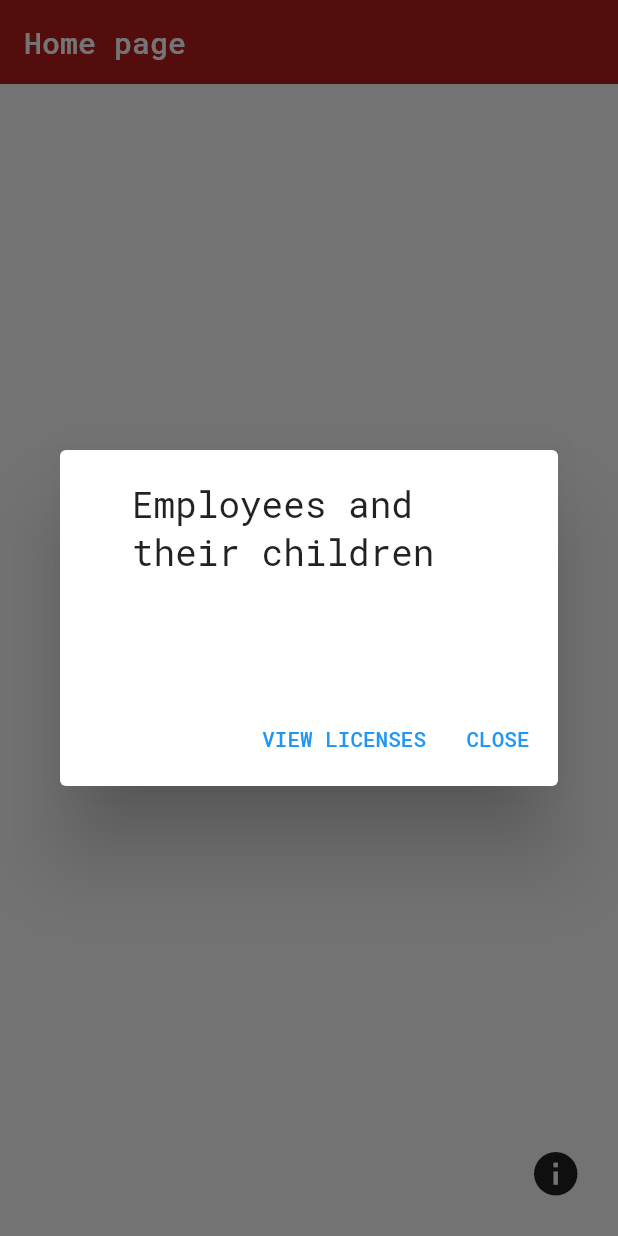
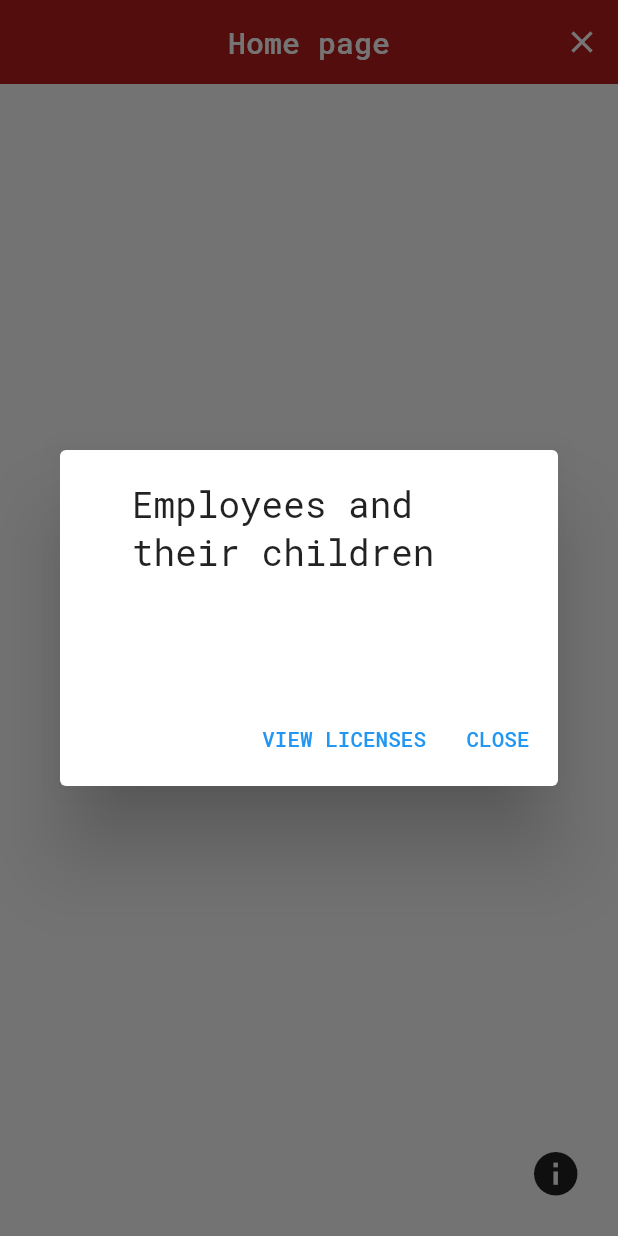
Before and after one commit to IvansPhoto/employee_children_sqflite, a Flutter app: the screen it shows after launch, after a tap on the "info" icon, on a phone screen of 412 x 824 dp. Run offline on Flutter 3.47's test engine with Material 2 defaults, Android fonts, the phone set to English and light mode, and no system bars; our stand-ins replace get_it, rxdart, sqflite; accounts and stored records are empty.

Commit message:
Added filtration.

```diff
--- a/lib/Classes.dart
+++ b/lib/Classes.dart
@@ -9,15 +9,6 @@ abstract class RouteNames {
 	static final showChild = '/ShowChild';
 	static final newChildren = '/NewChild/NewChild';
 	static final selectChildren = '/SelectChildren/SelectChildren';
-}
-
-class SelectedChildren {
-	Children child;
-	bool selected;
-
-	SelectedChildren({this.child, this.selected});
-
-	void unSelect() => selected = !selected;
 }
 
 class Employees {
@@ -35,9 +26,9 @@ class Employees {
 
 	List<Children> children;
 
-	List<int> childrenId;
+	bool isSelected;
 
-	Employees({this.id, this.name, this.surName, this.patronymic, this.birthday, this.position, this.children});
+	Employees({this.id, this.name, this.surName, this.patronymic, this.birthday, this.position, this.children, this.isSelected});
 
 	Employees.fromMap(Map<String, dynamic> employeeMap) {
 		id = employeeMap[DBColumns.id];
@@ -46,7 +37,6 @@ class Employees {
 		patronymic = employeeMap[DBColumns.patronymic];
 		birthday = DateTime.parse(employeeMap[DBColumns.birthday]);
 		position = employeeMap[DBColumns.position];
-		childrenId = employeeMap[DBColumns.childrenId];
 	}
 
 	Map<String, dynamic> toMap() {
@@ -77,7 +67,9 @@ class Children {
 
 	Employees employee;
 
-	Children({this.id, this.name, this.surName, this.patronymic, this.birthday, this.parentId});
+	bool isSelected;
+
+	Children({this.id, this.name, this.surName, this.patronymic, this.birthday, this.parentId, this.isSelected});
 
 	Children.fromMap(Map<String, dynamic> childrenMap) {
 		id = childrenMap[DBColumns.id];
--- a/lib/Support.dart
+++ b/lib/Support.dart
@@ -189,10 +189,10 @@ class ButtonAddChildrenEmployee extends StatelessWidget {
                         onPressed: () async {
                           if (forChild) {
                             number = await GeneratePersons.generateSeveralChildren(db: db, quantity: number);
-                            gStore<GlobalStore>().setChildrenToStream();
+                            gStore<GlobalStore>().getChildrenToStream();
                           } else {
                             number = await GeneratePersons.generateSeveralEmployees(db: db, quantity: number);
-                            gStore<GlobalStore>().setEmployeesToStream();
+                            gStore<GlobalStore>().getEmployeesToStream();
                           }
                           Navigator.pop(context);
                           Scaffold.of(context)
--- a/lib/SupportWidgets/ActionButtons.dart
+++ b/lib/SupportWidgets/ActionButtons.dart
@@ -26,7 +26,7 @@ class ActionButtons extends StatelessWidget {
                 Scaffold.of(context)
                   ..removeCurrentSnackBar()
                   ..showSnackBar(SnackBar(
-                    content: Text('${employee.name} ${employee.surName} ${message ?? ''}'),
+                    content: Text('${employee.name} ${employee.surName}'),
                     duration: Duration(seconds: 1),
                   ));
             }
--- a/lib/main.dart
+++ b/lib/main.dart
@@ -62,6 +62,11 @@ void main() async {
         titleTextStyle: TextStyle(color: Colors.purple, fontSize: 20),
         contentTextStyle: TextStyle(color: Colors.blueAccent, fontSize: 20),
       ),
+      buttonBarTheme: ButtonBarThemeData(
+        alignment: MainAxisAlignment.center,
+        buttonHeight: 35,
+        buttonMinWidth: 150,
+      ),
     ),
   ));
 }
--- a/lib/pages/ChildrenList.dart
+++ b/lib/pages/ChildrenList.dart
@@ -32,7 +32,7 @@ class ChildrenList extends StatelessWidget {
                           return Card(
                             elevation: 0,
                             child: ListTile(
-															title: Text('${child.surName} ${child.name}'),
+                              title: Text('${child.surName} ${child.name} ${child.patronymic}'),
                               subtitle: Text(monthFromNumber(child.birthday)),
                               trailing: child.parentId == null ? Icon(Icons.announcement) : null,
                               onTap: () async {
@@ -40,9 +40,11 @@ class ChildrenList extends StatelessWidget {
                                 gStore<GlobalStore>().setTheChild = child;
                                 //Go to the page for showing of the child and await the message 'edited' or 'deleted'.
                                 final message = await Navigator.of(context).pushNamed(RouteNames.showChild, arguments: child);
+                                if (message != null) {
                                   Scaffold.of(context)
                                     ..removeCurrentSnackBar()
                                     ..showSnackBar(SnackBar(content: Text('${child.name} ${child.surName} ${message ?? ''}')));
+                                }
                               },
                             ),
                           );
@@ -60,7 +62,7 @@ class ChildrenList extends StatelessWidget {
             child: TextFormField(
               maxLength: 50,
               decoration: const InputDecoration(hintText: 'Matches in name or surname', labelText: 'Searching', hintStyle: TextStyle(fontSize: 15)),
-							onChanged: (text) => gStore<DBProvider>().filterChildren(text),
+              onChanged: (text) => gStore<GlobalStore>().filterChildrenToStream(text),
             ),
           )
         ],
--- a/lib/pages/Index.dart
+++ b/lib/pages/Index.dart
@@ -10,6 +10,38 @@ class Index extends StatelessWidget {
       appBar: AppBar(
         elevation: 0,
         title: const Text('Home page'),
+        centerTitle: true,
+        actions: [
+          IconButton(
+            icon: Icon(Icons.clear),
+            onPressed: () => showDialog(
+                context: context,
+                child: Dialog(
+                  elevation: 0,
+                  child: Column(
+                    mainAxisAlignment: MainAxisAlignment.center,
+                    crossAxisAlignment: CrossAxisAlignment.center,
+                    mainAxisSize: MainAxisSize.min,
+                    children: [
+                      Text('Are you sure to clear the database?', textAlign: TextAlign.center,textScaleFactor: textScaleFactor),
+                      ButtonBar(
+                        children: [
+                          FlatButton(
+                            color: Colors.red,
+                            onPressed: () async {
+                              gStore<GlobalStore>().dbProvider.clearDataBase();
+                              Navigator.pop(context);
+                            },
+                            child: Text('Yes'),
+                          ),
+                          FlatButton(onPressed: () => Navigator.pop(context), child: Text("No"), color: Colors.blue,)
+                        ],
+                      )
+                    ],
+                  ),
+                )),
+          )
+        ],
       ),
       body: Center(
         child: FutureBuilder(
@@ -28,7 +60,7 @@ class Index extends StatelessWidget {
                   children: <Widget>[
                     FlatButton(
                       onPressed: () {
-                        gStore<GlobalStore>().setEmployeesToStream();
+                        gStore<GlobalStore>().getEmployeesToStream();
                         Navigator.pushNamed(context, RouteNames.employeesList);
                       },
                       child: const Text('Employees List'),
@@ -36,7 +68,7 @@ class Index extends StatelessWidget {
                     ),
                     FlatButton(
                       onPressed: () {
-                        gStore<GlobalStore>().setChildrenToStream();
+                        gStore<GlobalStore>().getChildrenToStream();
                         Navigator.pushNamed(context, RouteNames.childrenList);
                       },
                       child: const Text('Children List'),
--- a/lib/pages/ShowChild/ShowChild.dart
+++ b/lib/pages/ShowChild/ShowChild.dart
@@ -7,7 +7,7 @@ import 'package:employee_children_sqflite/SupportWidgets/ActionButtons.dart';
 class ShowChild extends StatelessWidget {
   @override
   Widget build(BuildContext context) {
-    print('Build ShowChild - Widget');
+    // print('Build ShowChild - Widget');
     final Children child = gStore<GlobalStore>().theChild;
     return Scaffold(
       appBar: AppBar(
@@ -24,7 +24,7 @@ class ShowChild extends StatelessWidget {
       body: StreamBuilder(
         stream: gStore<GlobalStore>().streamTheChild$,
         builder: (BuildContext context, AsyncSnapshot snapshot) {
-          print('Build ShowChild - StreamBuilder');
+          // print('Build ShowChild - StreamBuilder');
           if (snapshot.connectionState == ConnectionState.waiting || snapshot.connectionState == ConnectionState.none)
             return Center(child: Text('Loading'));
           else
```
Also changed, not shown: lib/GlobalStore.dart (+5 -4 lines), lib/database.dart (+19 -4 lines), lib/pages/EmployeesList.dart (+13 -8 lines), lib/pages/NewChild/NewChildForm.dart (+3 -9 lines). Lines whose indentation alone changed are shown as unchanged.
